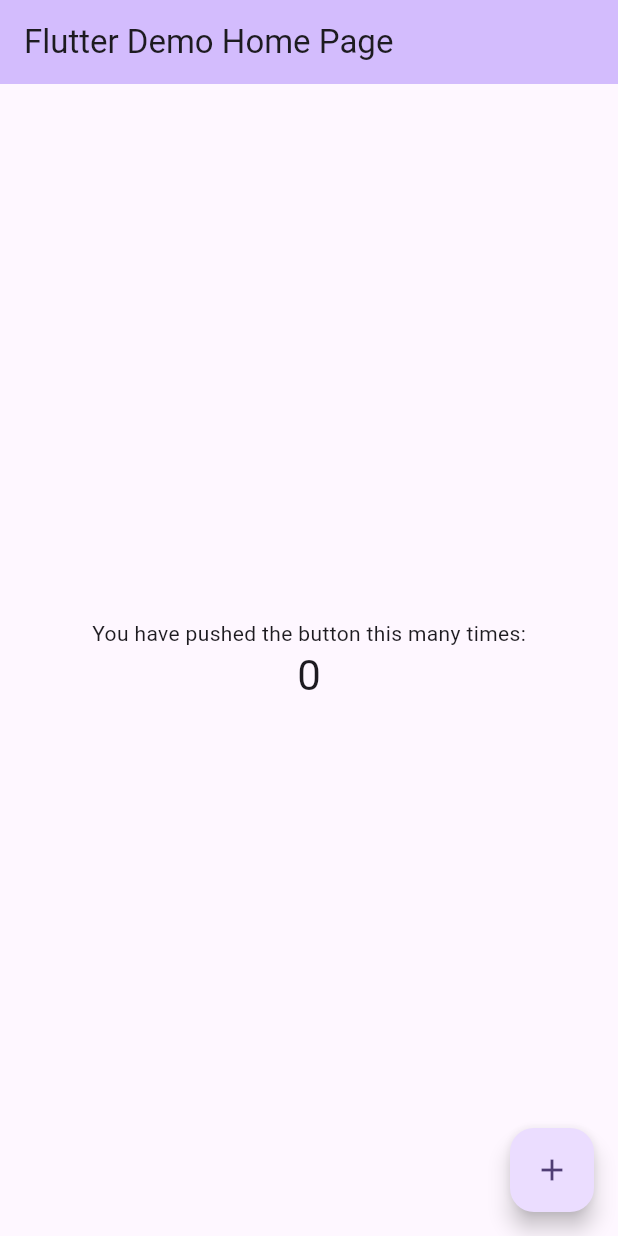
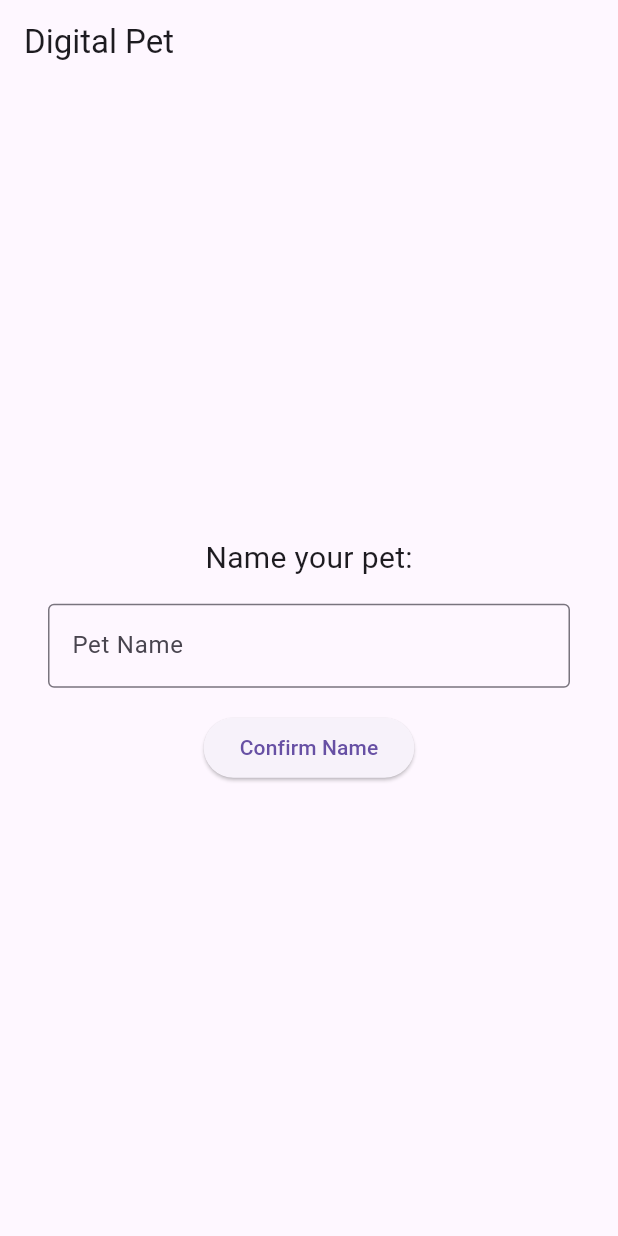
Before and after one commit to phitly/inclass5, a Flutter app: the screen it shows after launch, on a phone screen of 412 x 824 dp. Run offline on Flutter 3.47's test engine with Material 3 defaults, Android fonts, the phone set to English and light mode, and no system bars.

Commit message:
added color change, mmood, name custom feature

```diff
--- a/lib/main.dart
+++ b/lib/main.dart
@@ -1,122 +1,208 @@
 import 'package:flutter/material.dart';
-
+import 'dart:async';
 void main() {
-  runApp(const MyApp());
+  runApp(const DigitalPetApp());
 }
 
-class MyApp extends StatelessWidget {
-  const MyApp({super.key});
+class DigitalPetApp extends StatelessWidget {
+  const DigitalPetApp({Key? key}) : super(key: key);
 
-  // This widget is the root of your application.
   @override
   Widget build(BuildContext context) {
     return MaterialApp(
-      title: 'Flutter Demo',
-      theme: ThemeData(
-        // This is the theme of your application.
-        //
-        // TRY THIS: Try running your application with "flutter run". You'll see
-        // the application has a purple toolbar. Then, without quitting the app,
-        // try changing the seedColor in the colorScheme below to Colors.green
-        // and then invoke "hot reload" (save your changes or press the "hot
-        // reload" button in a Flutter-supported IDE, or press "r" if you used
-        // the command line to start the app).
-        //
-        // Notice that the counter didn't reset back to zero; the application
-        // state is not lost during the reload. To reset the state, use hot
-        // restart instead.
-        //
-        // This works for code too, not just values: Most code changes can be
-        // tested with just a hot reload.
-        colorScheme: ColorScheme.fromSeed(seedColor: Colors.deepPurple),
-      ),
-      home: const MyHomePage(title: 'Flutter Demo Home Page'),
+      home: DigitalPetHome(),
     );
   }
 }
 
-class MyHomePage extends StatefulWidget {
-  const MyHomePage({super.key, required this.title});
+class DigitalPetHome extends StatefulWidget {
+  @override
+  _DigitalPetHomeState createState() => _DigitalPetHomeState();
+}
 
-  // This widget is the home page of your application. It is stateful, meaning
-  // that it has a State object (defined below) that contains fields that affect
-  // how it looks.
-
-  // This class is the configuration for the state. It holds the values (in this
-  // case the title) provided by the parent (in this case the App widget) and
-  // used by the build method of the State. Fields in a Widget subclass are
-  // always marked "final".
-
-  final String title;
+class _DigitalPetHomeState extends State<DigitalPetHome> {
+  String petName = "";
+  int happinessLevel = 50;
+  int hungerLevel = 50;
+  Timer? _hungerTimer;
+  final TextEditingController _nameController = TextEditingController();
+  bool _nameSet = false;
+  @override
+  void initState() {
+    super.initState();
+    _hungerTimer = Timer.periodic(const Duration(seconds: 30), (timer) {
+      setState(() {
+        hungerLevel += 5;
+        if (hungerLevel > 100) hungerLevel = 100;
+      });
+    });
+  }
 
   @override
-  State<MyHomePage> createState() => _MyHomePageState();
+  void dispose() {
+    _hungerTimer?.cancel();
+    _nameController.dispose();
+    super.dispose();
   }
 
-class _MyHomePageState extends State<MyHomePage> {
-  int _counter = 0;
+  String get petMoodText {
+    if (happinessLevel > 70) {
+      return "Happy";
+    } else if (happinessLevel >= 30) {
+      return "Neutral";
+    } else {
+      return "Unhappy";
+    }
+  }
 
-  void _incrementCounter() {
+  String get petMoodEmoji {
+    if (happinessLevel > 70) {
+      return "😊";
+    } else if (happinessLevel >= 30) {
+      return "😐";
+    } else {
+      return "😢";
+    }
+  }
+
+  Color get petColor {
+    if (happinessLevel > 70) {
+      return Colors.green;
+    } else if (happinessLevel >= 30) {
+      return Colors.yellow;
+    } else {
+      return Colors.red;
+    }
+  }
+
+  void _playWithPet() {
     setState(() {
-      // This call to setState tells the Flutter framework that something has
-      // changed in this State, which causes it to rerun the build method below
-      // so that the display can reflect the updated values. If we changed
-      // _counter without calling setState(), then the build method would not be
-      // called again, and so nothing would appear to happen.
-      _counter++;
+      happinessLevel += 10;
+      _updateHunger();
+    });
+  }
+
+  void _feedPet() {
+    setState(() {
+      hungerLevel -= 10;
+      _updateHappiness();
+    });
+  }
+
+  void _updateHappiness() {
+    happinessLevel += 10;
+  }
+
+  void _updateHunger() {
+    setState(() {
+      hungerLevel += 5;
+      if (hungerLevel > 100) {
+        hungerLevel = 100;
+        happinessLevel -= 20;
+      }
     });
   }
 
   @override
   Widget build(BuildContext context) {
-    // This method is rerun every time setState is called, for instance as done
-    // by the _incrementCounter method above.
-    //
-    // The Flutter framework has been optimized to make rerunning build methods
-    // fast, so that you can just rebuild anything that needs updating rather
-    // than having to individually change instances of widgets.
     return Scaffold(
       appBar: AppBar(
-        // TRY THIS: Try changing the color here to a specific color (to
-        // Colors.amber, perhaps?) and trigger a hot reload to see the AppBar
-        // change color while the other colors stay the same.
-        backgroundColor: Theme.of(context).colorScheme.inversePrimary,
-        // Here we take the value from the MyHomePage object that was created by
-        // the App.build method, and use it to set our appbar title.
-        title: Text(widget.title),
+        title: const Text('Digital Pet'),
       ),
       body: Center(
-        // Center is a layout widget. It takes a single child and positions it
-        // in the middle of the parent.
-        child: Column(
-          // Column is also a layout widget. It takes a list of children and
-          // arranges them vertically. By default, it sizes itself to fit its
-          // children horizontally, and tries to be as tall as its parent.
-          //
-          // Column has various properties to control how it sizes itself and
-          // how it positions its children. Here we use mainAxisAlignment to
-          // center the children vertically; the main axis here is the vertical
-          // axis because Columns are vertical (the cross axis would be
-          // horizontal).
-          //
-          // TRY THIS: Invoke "debug painting" (choose the "Toggle Debug Paint"
-          // action in the IDE, or press "p" in the console), to see the
-          // wireframe for each widget.
+        child: !_nameSet
+            ? Column(
+                mainAxisAlignment: MainAxisAlignment.center,
+                children: [
+                  const Text(
+                    'Name your pet:',
+                    style: TextStyle(fontSize: 20.0),
+                  ),
+                  const SizedBox(height: 16.0),
+                  Padding(
+                    padding: const EdgeInsets.symmetric(horizontal: 32.0),
+                    child: TextField(
+                      controller: _nameController,
+                      decoration: const InputDecoration(
+                        border: OutlineInputBorder(),
+                        labelText: 'Pet Name',
+                      ),
+                    ),
+                  ),
+                  const SizedBox(height: 16.0),
+                  ElevatedButton(
+                    onPressed: () {
+                      if (_nameController.text.trim().isNotEmpty) {
+                        setState(() {
+                          petName = _nameController.text.trim();
+                          _nameSet = true;
+                        });
+                      }
+                    },
+                    child: const Text('Confirm Name'),
+                  ),
+                ],
+              )
+            : Column(
                 mainAxisAlignment: MainAxisAlignment.center,
                 children: <Widget>[
-            const Text('You have pushed the button this many times:'),
+                  // Pet visual representation with dynamic color and mood indicator
+                  Row(
+                    mainAxisAlignment: MainAxisAlignment.center,
+                    children: [
+                      Container(
+                        width: 100,
+                        height: 100,
+                        decoration: BoxDecoration(
+                          color: petColor,
+                          shape: BoxShape.circle,
+                          border: Border.all(color: Colors.black, width: 2),
+                        ),
+                      ),
+                      const SizedBox(width: 16.0),
+                      Column(
+                        crossAxisAlignment: CrossAxisAlignment.start,
+                        children: [
                           Text(
-              '$_counter',
-              style: Theme.of(context).textTheme.headlineMedium,
+                            petMoodText,
+                            style: const TextStyle(fontSize: 22.0, fontWeight: FontWeight.bold),
+                          ),
+                          Text(
+                            petMoodEmoji,
+                            style: const TextStyle(fontSize: 32.0),
+                          ),
+                        ],
+                      ),
+                    ],
+                  ),
+                  const SizedBox(height: 16.0),
+                  Text(
+                    'Name: $petName',
+                    style: const TextStyle(fontSize: 20.0),
+                  ),
+                  const SizedBox(height: 16.0),
+                  Text(
+                    'Happiness Level: $happinessLevel',
+                    style: const TextStyle(fontSize: 20.0),
+                  ),
+                  const SizedBox(height: 16.0),
+                  Text(
+                    'Hunger Level: $hungerLevel',
+                    style: const TextStyle(fontSize: 20.0),
+                  ),
+                  const SizedBox(height: 32.0),
+                  ElevatedButton(
+                    onPressed: _playWithPet,
+                    child: const Text('Play with Your Pet'),
+                  ),
+                  const SizedBox(height: 16.0),
+                  ElevatedButton(
+                    onPressed: _feedPet,
+                    child: const Text('Feed Your Pet'),
                   ),
                 ],
               ),
       ),
-      floatingActionButton: FloatingActionButton(
-        onPressed: _incrementCounter,
-        tooltip: 'Increment',
-        child: const Icon(Icons.add),
-      ), // This trailing comma makes auto-formatting nicer for build methods.
     );
   }
 }
```
Lines whose indentation alone changed are shown as unchanged.
